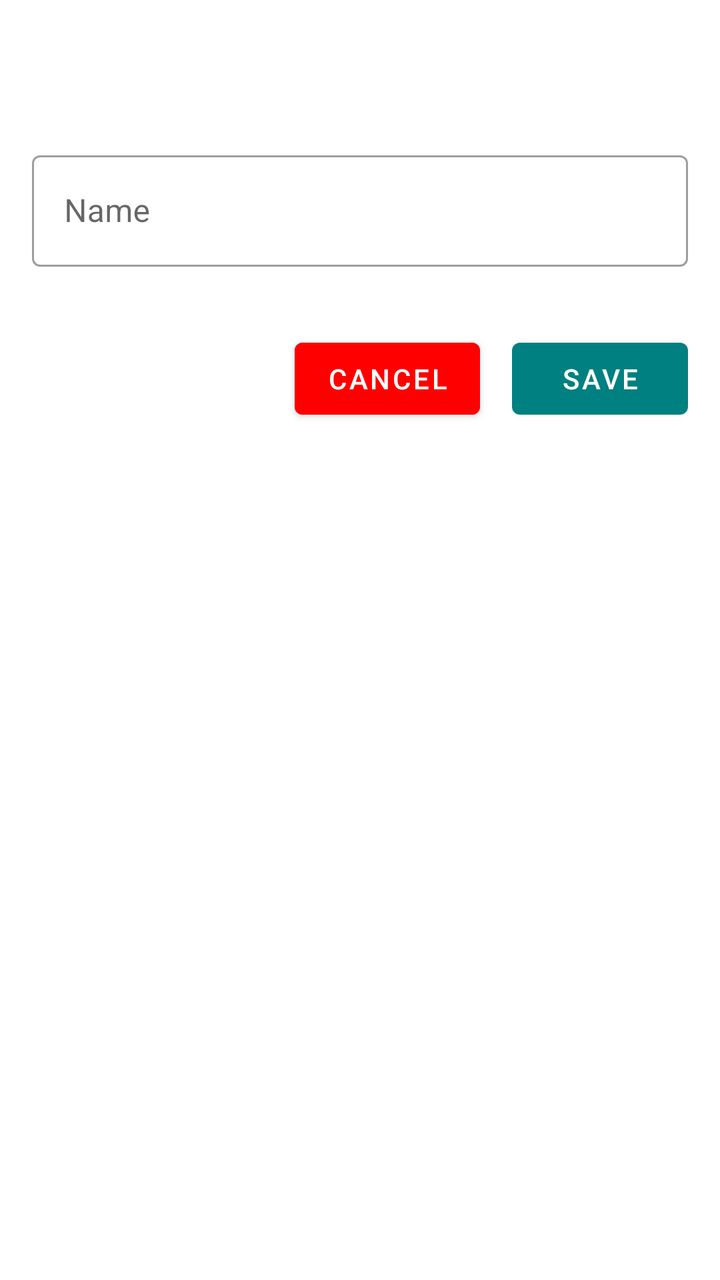
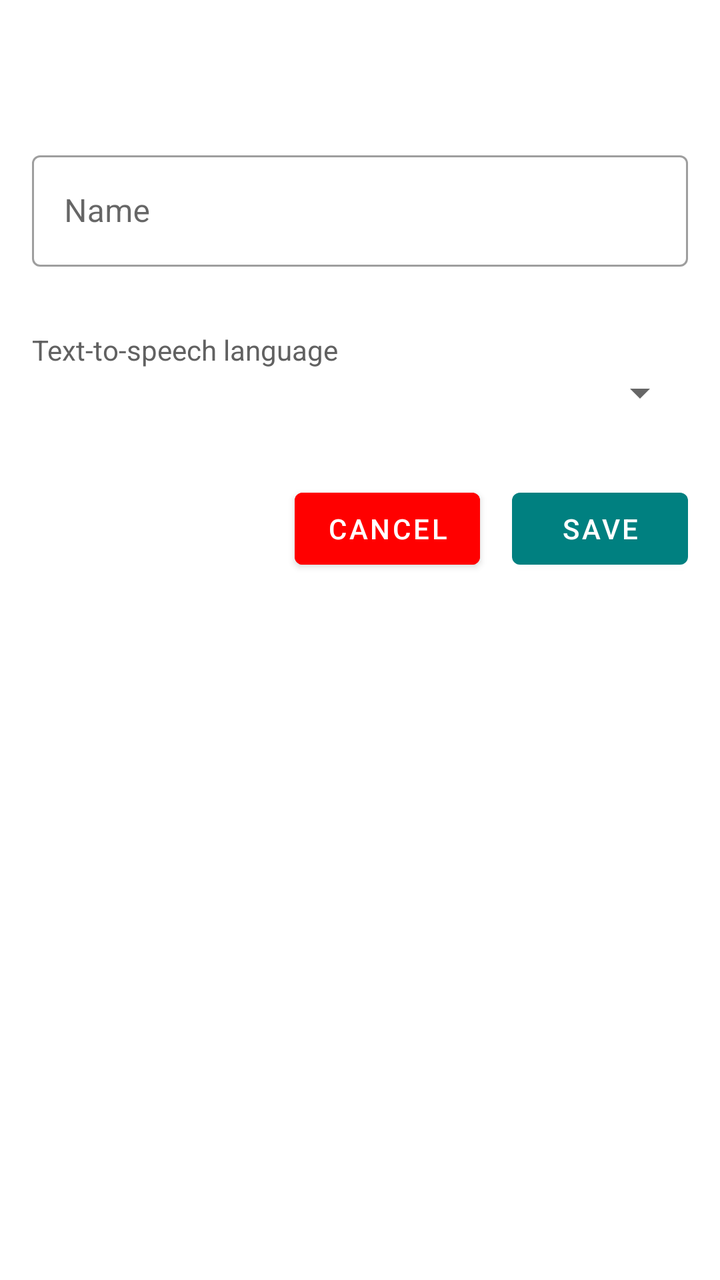

Two renders of the same Android screen: before a commit and after it. Below are the layout's source before the change and the commit's diff.
<!-- AndroidManifest.xml: application theme Theme.Aflashdeck -->
<!-- res/layout/dialog_deck_detail.xml -->
<?xml version="1.0" encoding="utf-8"?>
<LinearLayout xmlns:android="http://schemas.android.com/apk/res/android"
    xmlns:app="http://schemas.android.com/apk/res-auto"
    android:layout_width="match_parent"
    android:layout_height="match_parent"
    android:orientation="vertical">

    <com.google.android.material.textview.MaterialTextView
        android:id="@+id/text_title"
        android:layout_width="match_parent"
        android:layout_height="wrap_content"
        android:layout_margin="@dimen/text_margin"
        android:textSize="@dimen/text_nav_menu"
        app:layout_constraintStart_toStartOf="parent"
        app:layout_constraintTop_toTopOf="parent" />

    <com.google.android.material.textfield.TextInputLayout
        android:id="@+id/container_edit_text_name"
        style="@style/Widget.MaterialComponents.TextInputLayout.OutlinedBox"
        android:layout_width="match_parent"
        android:layout_height="wrap_content"
        android:layout_margin="@dimen/text_margin"
        android:hint="@string/form_name"
        app:layout_constraintStart_toStartOf="parent"
        app:layout_constraintTop_toBottomOf="@id/text_title">

        <com.google.android.material.textfield.TextInputEditText
            android:id="@+id/edit_text_name"
            android:layout_width="match_parent"
            android:layout_height="wrap_content" />

    </com.google.android.material.textfield.TextInputLayout>

    <androidx.constraintlayout.widget.ConstraintLayout
        android:layout_width="match_parent"
        android:layout_height="wrap_content"
        android:layout_margin="@dimen/text_margin">

        <com.google.android.material.button.MaterialButton
            android:id="@+id/button_cancel"
            android:layout_width="wrap_content"
            android:layout_height="wrap_content"
            android:layout_marginEnd="@dimen/text_margin"
            android:backgroundTint="@color/red"
            android:text="@string/cancel"
            app:layout_constraintEnd_toStartOf="@id/button_save"
            app:layout_constraintTop_toTopOf="@id/button_save" />

        <com.google.android.material.button.MaterialButton
            android:id="@+id/button_save"
            android:layout_width="wrap_content"
            android:layout_height="wrap_content"
            android:text="@string/save"
            app:layout_constraintEnd_toEndOf="parent"
            app:layout_constraintTop_toTopOf="parent" />
    </androidx.constraintlayout.widget.ConstraintLayout>

</LinearLayout>
<!-- resources referenced by this layout -->
<resources>
  <color name="red">#FFFF0000</color>
  <dimen name="text_margin">16dp</dimen>
  <dimen name="text_nav_menu">18sp</dimen>
  <string name="cancel">Cancel</string>
  <string name="form_name">Name</string>
  <string name="save">Save</string>
  <style name="Theme.Aflashdeck" parent="Theme.MaterialComponents.DayNight.DarkActionBar">
          
          <item name="colorPrimary">@color/teal_custom</item>
          <item name="colorPrimaryVariant">@color/teal_700</item>
          <item name="colorOnPrimary">@color/white</item>
          
          <item name="colorSecondary">@color/purple_200</item>
          <item name="colorSecondaryVariant">@color/purple_500</item>
          <item name="colorOnSecondary">@color/white</item>
          
          <item name="android:statusBarColor" tools:targetApi="l">?attr/colorPrimaryVariant</item>
          
          <item name="pageBackground">@color/white</item>
          <item name="android:textColor">@color/gray_700</item>
      </style>
  <color name="teal_custom">#008080</color>
  <color name="teal_700">#FF018786</color>
  <color name="white">#FFFFFFFF</color>
  <color name="purple_200">#FFBB86FC</color>
  <color name="purple_500">#FF6200EE</color>
  <color name="gray_700">#616161</color>
</resources>

<!-- the commit's change to res/layout/dialog_deck_detail.xml (unified diff, before → after) -->
@@ -31,6 +31,26 @@
 
     </com.google.android.material.textfield.TextInputLayout>
 
+    <LinearLayout
+        android:id="@+id/container_tts_language"
+        android:layout_width="match_parent"
+        android:layout_height="wrap_content"
+        android:layout_margin="@dimen/text_margin"
+        android:orientation="vertical">
+
+        <com.google.android.material.textview.MaterialTextView
+            android:id="@+id/text_tts_language"
+            android:layout_width="match_parent"
+            android:layout_height="wrap_content"
+            android:text="@string/tts_language" />
+
+        <Spinner
+            android:id="@+id/spinner_tts_language"
+            android:layout_width="match_parent"
+            android:layout_height="wrap_content" />
+
+    </LinearLayout>
+
     <androidx.constraintlayout.widget.ConstraintLayout
         android:layout_width="match_parent"
         android:layout_height="wrap_content"
<!-- resource entries referenced after the edit -->
@@ -6,6 +6,7 @@
   <string name="cancel">Cancel</string>
   <string name="form_name">Name</string>
   <string name="save">Save</string>
+  <string name="tts_language">Text-to-speech language</string>
   <style name="Theme.Aflashdeck" parent="Theme.MaterialComponents.DayNight.DarkActionBar">
           
           <item name="colorPrimary">@color/teal_custom</item>
